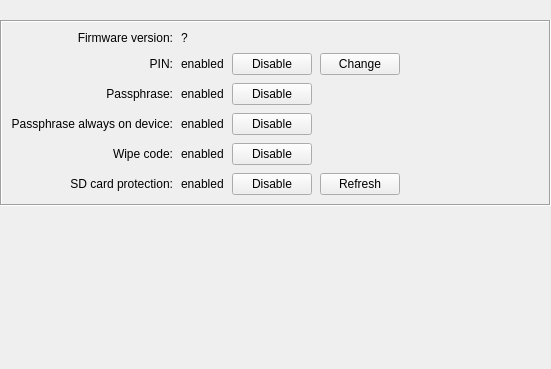
Above: src/ui/ui_hw_settings_wdg.ui from Bertrand256/dash-masternode-tool before the change. Below: the same form after it.
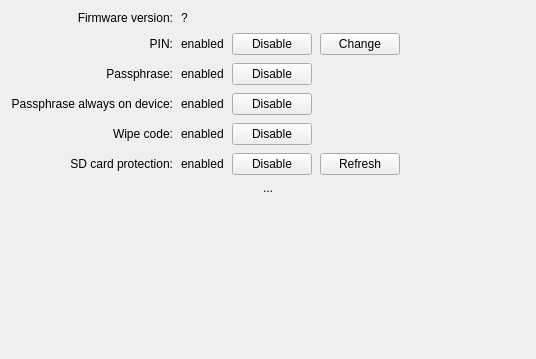
That is the form after the change.

Commit message: Generic class for limiting method call execution, in wallet tools used to suppress unnecessary ui calls related to reconnecting hw devices.

Patch:
```diff
--- a/src/ui/ui_hw_settings_wdg.ui
+++ b/src/ui/ui_hw_settings_wdg.ui
@@ -6,60 +6,29 @@
    <rect>
     <x>0</x>
     <y>0</y>
-    <width>551</width>
-    <height>369</height>
+    <width>536</width>
+    <height>359</height>
    </rect>
   </property>
   <property name="windowTitle">
    <string>Form</string>
   </property>
   <layout class="QVBoxLayout" name="verticalLayout">
-   <property name="spacing">
-    <number>6</number>
-   </property>
-   <property name="leftMargin">
-    <number>0</number>
-   </property>
-   <property name="topMargin">
-    <number>0</number>
-   </property>
-   <property name="rightMargin">
-    <number>0</number>
-   </property>
-   <property name="bottomMargin">
-    <number>0</number>
-   </property>
    <item>
-    <widget class="QLabel" name="lblMessage">
-     <property name="minimumSize">
-      <size>
-       <width>0</width>
-       <height>0</height>
-      </size>
-     </property>
-     <property name="maximumSize">
-      <size>
-       <width>16777215</width>
-       <height>16777215</height>
-      </size>
-     </property>
-     <property name="text">
-      <string/>
-     </property>
-     <property name="alignment">
-      <set>Qt::AlignCenter</set>
-     </property>
-    </widget>
-   </item>
-   <item>
-    <widget class="QFrame" name="fraHwSettings">
-     <property name="frameShape">
-      <enum>QFrame::Box</enum>
-     </property>
-     <property name="frameShadow">
-      <enum>QFrame::Sunken</enum>
-     </property>
-     <layout class="QHBoxLayout" name="horizontalLayout_12">
+    <widget class="QWidget" name="wdgHwSettings" native="true">
+     <layout class="QHBoxLayout" name="horizontalLayout">
+      <property name="leftMargin">
+       <number>0</number>
+      </property>
+      <property name="topMargin">
+       <number>0</number>
+      </property>
+      <property name="rightMargin">
+       <number>0</number>
+      </property>
+      <property name="bottomMargin">
+       <number>0</number>
+      </property>
       <item>
        <layout class="QGridLayout" name="gridLayout_3">
         <property name="leftMargin">
@@ -279,7 +248,7 @@
        </layout>
       </item>
       <item>
-       <spacer name="horizontalSpacer_5">
+       <spacer name="horizontalSpacer">
         <property name="orientation">
          <enum>Qt::Horizontal</enum>
         </property>
@@ -294,6 +263,28 @@
      </layout>
     </widget>
    </item>
+   <item>
+    <widget class="QLabel" name="lblMessage">
+     <property name="minimumSize">
+      <size>
+       <width>0</width>
+       <height>0</height>
+      </size>
+     </property>
+     <property name="maximumSize">
+      <size>
+       <width>16777215</width>
+       <height>16777215</height>
+      </size>
+     </property>
+     <property name="text">
+      <string>...</string>
+     </property>
+     <property name="alignment">
+      <set>Qt::AlignCenter</set>
+     </property>
+    </widget>
+   </item>
    <item>
     <spacer name="verticalSpacer">
      <property name="orientation">
@@ -302,7 +293,7 @@
      <property name="sizeHint" stdset="0">
       <size>
        <width>20</width>
-       <height>40</height>
+       <height>133</height>
       </size>
      </property>
     </spacer>
```
Left out of the diff: 240 changed lines with no effect on the pictures. The commit also changes 15 other files.
